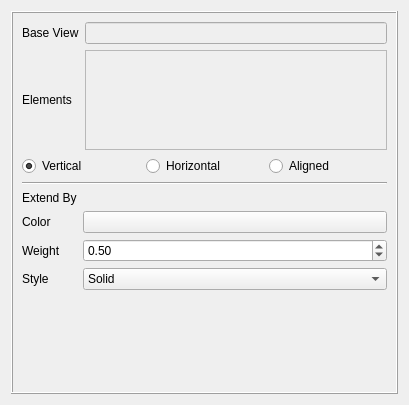
berndhahnebach/All_FreeCAD, file src/Mod/TechDraw/Gui/TaskCenterLine.ui: the form before one commit.
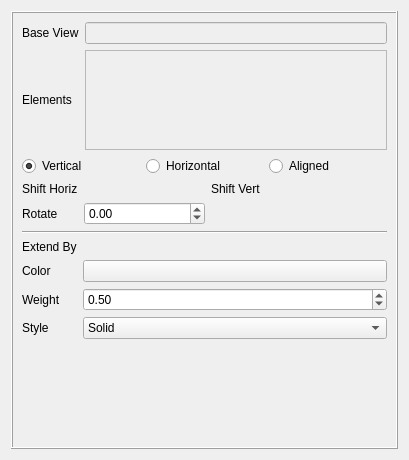
The form after the commit. Icons and pictures are not drawn. Custom widgets are drawn as their Qt base class.

Commit message: [TD] Add Centerline Shift/Rotate

```diff
--- a/src/Mod/TechDraw/Gui/TaskCenterLine.ui
+++ b/src/Mod/TechDraw/Gui/TaskCenterLine.ui
@@ -7,7 +7,7 @@
     <x>0</x>
     <y>0</y>
     <width>409</width>
-    <height>405</height>
+    <height>460</height>
    </rect>
   </property>
   <property name="sizePolicy">
@@ -125,6 +125,64 @@
           </item>
          </layout>
         </item>
+        <item>
+         <layout class="QGridLayout" name="gridLayout_3" columnstretch="0,3,0,3">
+          <item row="0" column="0">
+           <widget class="QLabel" name="label_7">
+            <property name="text">
+             <string>Shift Horiz</string>
+            </property>
+           </widget>
+          </item>
+          <item row="0" column="2">
+           <widget class="QLabel" name="label_8">
+            <property name="text">
+             <string>Shift Vert</string>
+            </property>
+           </widget>
+          </item>
+          <item row="2" column="0">
+           <widget class="QLabel" name="label_9">
+            <property name="text">
+             <string>Rotate</string>
+            </property>
+           </widget>
+          </item>
+          <item row="2" column="1">
+           <widget class="QDoubleSpinBox" name="dsbRotate">
+            <property name="toolTip">
+             <string>Rotate line +CCW or -CW</string>
+            </property>
+            <property name="minimum">
+             <double>-360.000000000000000</double>
+            </property>
+            <property name="maximum">
+             <double>360.000000000000000</double>
+            </property>
+           </widget>
+          </item>
+          <item row="0" column="3">
+           <widget class="Gui::QuantitySpinBox" name="qsbVertShift">
+            <property name="toolTip">
+             <string>Move line +Up or -Down</string>
+            </property>
+            <property name="unit" stdset="0">
+             <string notr="true"/>
+            </property>
+           </widget>
+          </item>
+          <item row="0" column="1">
+           <widget class="Gui::QuantitySpinBox" name="qsbHorizShift">
+            <property name="toolTip">
+             <string>Move line -Left or +Right</string>
+            </property>
+            <property name="unit" stdset="0">
+             <string notr="true"/>
+            </property>
+           </widget>
+          </item>
+         </layout>
+        </item>
         <item>
          <widget class="Line" name="line">
           <property name="orientation">
```
The commit also changes 2 other files.
